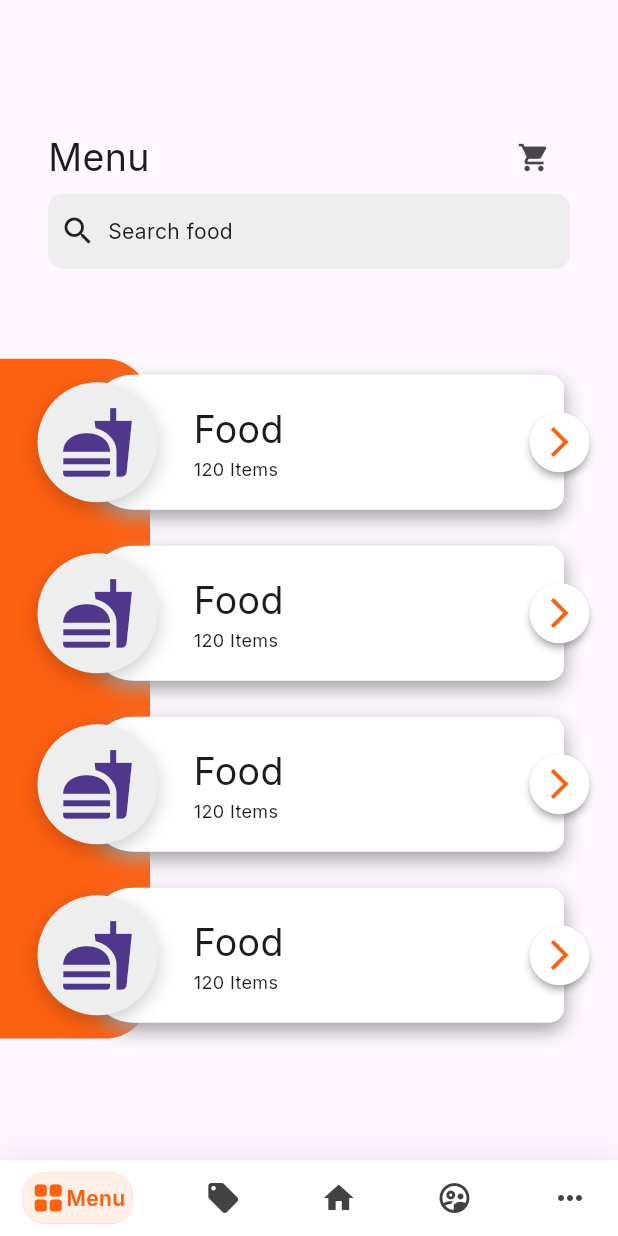
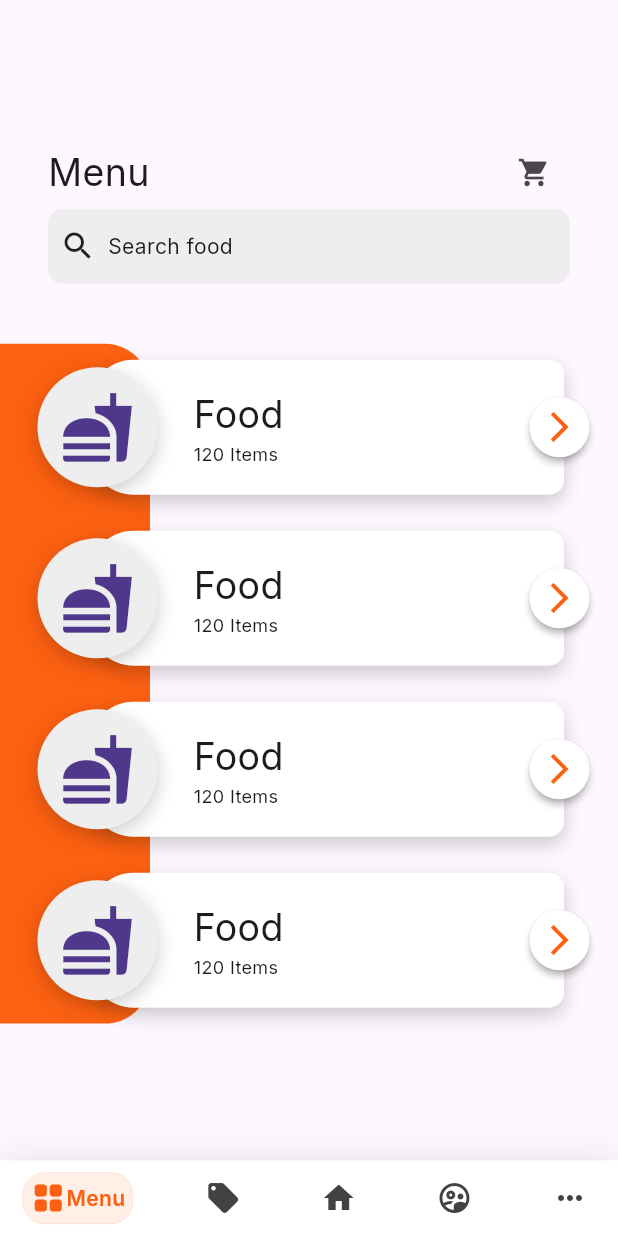
Before and after one commit to ToOoNyGirgis/monkey_meal, a Flutter app: the MainScreen screen opened by its route, on a phone screen of 412 x 824 dp. Run offline on Flutter 3.47's test engine with Material 3 defaults, Android fonts, the phone set to English and light mode, and no system bars; drawn by our look-alikes of google_nav_bar; our stand-ins replace bloc, dartz, dio, flutter_bloc, flutter_secure_storage, flutter_svg and 7 more; accounts and stored records are empty.

Commit message:
refactor menu screen ui

```diff
--- a/lib/features/home/presentation/menu_screen.dart
+++ b/lib/features/home/presentation/menu_screen.dart
@@ -1,92 +1,21 @@
 import 'package:flutter/material.dart';
-import 'package:meal_monkey/core/utils/app_colors.dart';
-import 'package:meal_monkey/core/utils/constatns.dart';
-import 'package:meal_monkey/core/utils/font_styles.dart';
-import 'package:meal_monkey/features/home/presentation/widgets/menu_card.dart';
+import 'package:meal_monkey/features/home/presentation/widgets/categories_section.dart';
+import 'package:meal_monkey/features/home/presentation/widgets/menu_app_bar.dart';
+import 'package:meal_monkey/features/home/presentation/widgets/search_bar.dart';
 
 class MenuScreen extends StatelessWidget {
   const MenuScreen({super.key});
 
   @override
   Widget build(BuildContext context) {
-    return SafeArea(
+    return const SafeArea(
       child: SingleChildScrollView(
         child: Column(
           children: [
-            // app bar
-            Padding(
-              padding: const EdgeInsets.symmetric(
-                  horizontal: AppConstants.defaultPadding32),
-              child: Row(
-                mainAxisAlignment: MainAxisAlignment.spaceBetween,
-                children: [
-                  const Text(
-                    'Menu',
-                    style: FontsStyles.regular25,
-                  ),
-                  IconButton(
-                      onPressed: () {},
-                      icon: const Icon(
-                        Icons.shopping_cart,
-                        size: 22,
-                      ))
-                ],
-              ),
-            ),
-            // search bar
-            Padding(
-              padding: const EdgeInsets.symmetric(
-                  horizontal: AppConstants.defaultPadding32),
-              child: Container(
-                height: 50,
-                decoration: BoxDecoration(
-                    color: Colors.grey[200],
-                    borderRadius: BorderRadius.circular(10)),
-                child: const Row(
-                  children: [
-                    Padding(
-                      padding: EdgeInsets.only(left: 8.0),
-                      child: Icon(Icons.search),
-                    ),
-                    Padding(
-                      padding: EdgeInsets.only(left: 8.0),
-                      child: Text('Search food'),
-                    )
-                  ],
-                ),
-              ),
-            ),
-            const SizedBox(height: 60),
-            // categories card
-            Stack(
-                alignment: Alignment.centerLeft ,
-              children: [
-                Container(
-                  height: MediaQuery.of(context).size.height * 0.55,
-                  width: 100,
-                  decoration: const BoxDecoration(
-                    color: AppColors.kPrimaryColor,
-                    borderRadius: BorderRadius.only(
-                      topRight: Radius.circular(30),
-                      bottomRight: Radius.circular(30),
-                    ),
-                  ),
-                ),
-                const Column(
-                children: [
-                  MenuCard(),
-                  SizedBox(height: 24),
-                  MenuCard(),
-                  SizedBox(height: 24),
-                  MenuCard(),
-                  SizedBox(height: 24),
-                  MenuCard(),
-                ],
-              ),
-
-
-              ]
-            ),
+            MenuAppBar(),
+            CustomSearchBar(),
+            SizedBox(height: 40),
+            CategoriesSection(),
           ],
         ),
       ),
--- /dev/null
+++ b/lib/features/home/presentation/widgets/categories_section.dart
@@ -0,0 +1,40 @@
+import 'package:flutter/material.dart';
+import 'package:meal_monkey/core/utils/app_colors.dart';
+import 'package:meal_monkey/features/home/presentation/widgets/menu_card.dart';
+
+class CategoriesSection extends StatelessWidget {
+  const CategoriesSection({
+    super.key,
+  });
+
+  @override
+  Widget build(BuildContext context) {
+    return Stack(
+        alignment: Alignment.centerLeft ,
+        children: [
+          Container(
+            height: MediaQuery.of(context).size.height * 0.55,
+            width: 100,
+            decoration: const BoxDecoration(
+              color: AppColors.kPrimaryColor,
+              borderRadius: BorderRadius.only(
+                topRight: Radius.circular(30),
+                bottomRight: Radius.circular(30),
+              ),
+            ),
+          ),
+          const Column(
+            children: [
+              MenuCard(),
+              SizedBox(height: 24),
+              MenuCard(),
+              SizedBox(height: 24),
+              MenuCard(),
+              SizedBox(height: 24),
+              MenuCard(),
+            ],
+          ),
+        ]
+    );
+  }
+}
--- /dev/null
+++ b/lib/features/home/presentation/widgets/menu_app_bar.dart
@@ -0,0 +1,32 @@
+import 'package:flutter/material.dart';
+import 'package:meal_monkey/core/utils/constatns.dart';
+import 'package:meal_monkey/core/utils/font_styles.dart';
+
+class MenuAppBar extends StatelessWidget {
+  const MenuAppBar({
+    super.key,
+  });
+
+  @override
+  Widget build(BuildContext context) {
+    return Padding(
+      padding: const EdgeInsets.symmetric(
+          horizontal: AppConstants.defaultPadding32),
+      child: Row(
+        mainAxisAlignment: MainAxisAlignment.spaceBetween,
+        children: [
+          const Text(
+            'Menu',
+            style: FontsStyles.regular25,
+          ),
+          IconButton(
+              onPressed: () {},
+              icon: const Icon(
+                Icons.shopping_cart,
+                size: 22,
+              ))
+        ],
+      ),
+    );
+  }
+}
--- a/lib/features/home/presentation/widgets/menu_card.dart
+++ b/lib/features/home/presentation/widgets/menu_card.dart
@@ -17,8 +17,8 @@ class MenuCard extends StatelessWidget {
           child: Container(
             width: MediaQuery.of(context).size.width,
             height: 90,
-            decoration: const BoxDecoration(
-              borderRadius: BorderRadius.only(
+            decoration:  BoxDecoration(
+              borderRadius: const BorderRadius.only(
                 topLeft: Radius.circular(30),
                 bottomLeft: Radius.circular(30),
                 bottomRight: Radius.circular(10),
@@ -27,9 +27,9 @@ class MenuCard extends StatelessWidget {
               color: Colors.white,
               boxShadow: [
                 BoxShadow(
-                  color: Colors.grey,
+                  color: Colors.black.withValues(alpha: 0.2),
                   blurRadius: 10,
-                  offset: Offset(0, 5),
+                  offset: const Offset(0, 5),
                 ),
               ],
             ),
--- /dev/null
+++ b/lib/features/home/presentation/widgets/search_bar.dart
@@ -0,0 +1,34 @@
+import 'package:flutter/material.dart';
+import 'package:meal_monkey/core/utils/constatns.dart';
+
+class CustomSearchBar extends StatelessWidget {
+  const CustomSearchBar({
+    super.key,
+  });
+
+  @override
+  Widget build(BuildContext context) {
+    return Padding(
+      padding: const EdgeInsets.symmetric(
+          horizontal: AppConstants.defaultPadding32),
+      child: Container(
+        height: 50,
+        decoration: BoxDecoration(
+            color: Colors.grey[200],
+            borderRadius: BorderRadius.circular(10)),
+        child: const Row(
+          children: [
+            Padding(
+              padding: EdgeInsets.only(left: 8.0),
+              child: Icon(Icons.search),
+            ),
+            Padding(
+              padding: EdgeInsets.only(left: 8.0),
+              child: Text('Search food'),
+            )
+          ],
+        ),
+      ),
+    );
+  }
+}
```
